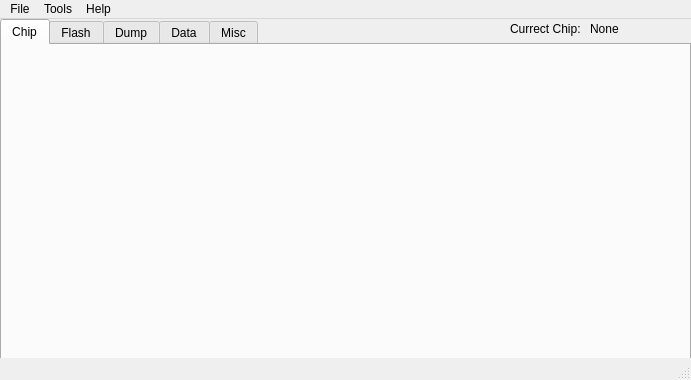
Old version of the form src/mainwindow.ui in the repository YuzukiTsuru/YFEL.
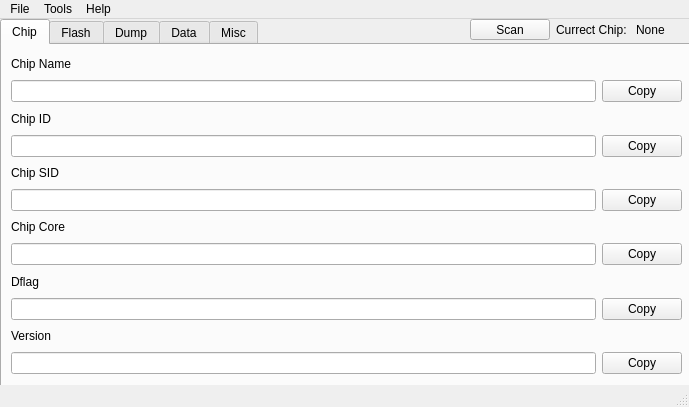
New version of the form.

Commit message: add chip tab

```diff
--- a/src/mainwindow.ui
+++ b/src/mainwindow.ui
@@ -6,10 +6,16 @@
    <rect>
     <x>0</x>
     <y>0</y>
-    <width>691</width>
-    <height>380</height>
+    <width>689</width>
+    <height>407</height>
    </rect>
   </property>
+  <property name="maximumSize">
+   <size>
+    <width>689</width>
+    <height>407</height>
+   </size>
+  </property>
   <property name="windowTitle">
    <string>MainWindow</string>
   </property>
@@ -20,7 +26,7 @@
       <x>0</x>
       <y>0</y>
       <width>691</width>
-      <height>351</height>
+      <height>371</height>
      </rect>
     </property>
     <property name="currentIndex">
@@ -30,6 +36,147 @@
      <attribute name="title">
       <string>Chip</string>
      </attribute>
+     <widget class="QWidget" name="">
+      <property name="geometry">
+       <rect>
+        <x>9</x>
+        <y>9</y>
+        <width>671</width>
+        <height>320</height>
+       </rect>
+      </property>
+      <layout class="QVBoxLayout" name="verticalLayout">
+       <item>
+        <widget class="QLabel" name="chip_chip_name_label">
+         <property name="text">
+          <string>Chip Name</string>
+         </property>
+        </widget>
+       </item>
+       <item>
+        <layout class="QHBoxLayout" name="horizontalLayout_6">
+         <item>
+          <widget class="QLineEdit" name="lineEdit"/>
+         </item>
+         <item>
+          <widget class="QPushButton" name="chip_chip_name_pushButton">
+           <property name="text">
+            <string>Copy</string>
+           </property>
+          </widget>
+         </item>
+        </layout>
+       </item>
+       <item>
+        <widget class="QLabel" name="chip_chip_id_label_2">
+         <property name="text">
+          <string>Chip ID</string>
+         </property>
+        </widget>
+       </item>
+       <item>
+        <layout class="QHBoxLayout" name="horizontalLayout_5">
+         <item>
+          <widget class="QLineEdit" name="lineEdit_2"/>
+         </item>
+         <item>
+          <widget class="QPushButton" name="chip_chip_id_pushButton_2">
+           <property name="text">
+            <string>Copy</string>
+           </property>
+          </widget>
+         </item>
+        </layout>
+       </item>
+       <item>
+        <widget class="QLabel" name="chip_chip_sid_label_4">
+         <property name="text">
+          <string>Chip SID</string>
+         </property>
+         <property name="textFormat">
+          <enum>Qt::PlainText</enum>
+         </property>
+        </widget>
+       </item>
+       <item>
+        <layout class="QHBoxLayout" name="horizontalLayout_4">
+         <item>
+          <widget class="QLineEdit" name="lineEdit_4"/>
+         </item>
+         <item>
+          <widget class="QPushButton" name="chip_chip_sid_pushButton_3">
+           <property name="text">
+            <string>Copy</string>
+           </property>
+          </widget>
+         </item>
+        </layout>
+       </item>
+       <item>
+        <widget class="QLabel" name="chip_chip_core_label_5">
+         <property name="text">
+          <string>Chip Core</string>
+         </property>
+        </widget>
+       </item>
+       <item>
+        <layout class="QHBoxLayout" name="horizontalLayout_3">
+         <item>
+          <widget class="QLineEdit" name="lineEdit_5"/>
+         </item>
+         <item>
+          <widget class="QPushButton" name="chip_chip_core_pushButton_4">
+           <property name="text">
+            <string>Copy</string>
+           </property>
+          </widget>
+         </item>
+        </layout>
+       </item>
+       <item>
+        <widget class="QLabel" name="chip_chip_dflag_label_6">
+         <property name="text">
+          <string>Dflag</string>
+         </property>
+        </widget>
+       </item>
+       <item>
+        <layout class="QHBoxLayout" name="horizontalLayout_2">
+         <item>
+          <widget class="QLineEdit" name="lineEdit_6"/>
+         </item>
+         <item>
+          <widget class="QPushButton" name="chip_dflag_pushButton_5">
+           <property name="text">
+            <string>Copy</string>
+           </property>
+          </widget>
+         </item>
+        </layout>
+       </item>
+       <item>
+        <widget class="QLabel" name="chip_chip_version_label_7">
+         <property name="text">
+          <string>Version</string>
+         </property>
+        </widget>
+       </item>
+       <item>
+        <layout class="QHBoxLayout" name="horizontalLayout">
+         <item>
+          <widget class="QLineEdit" name="lineEdit_7"/>
+         </item>
+         <item>
+          <widget class="QPushButton" name="chip_version_pushButton_6">
+           <property name="text">
+            <string>Copy</string>
+           </property>
+          </widget>
+         </item>
+        </layout>
+       </item>
+      </layout>
+     </widget>
     </widget>
     <widget class="QWidget" name="flash_tab">
      <attribute name="title">
@@ -52,31 +199,38 @@
      </attribute>
     </widget>
    </widget>
-   <widget class="QLabel" name="chip_label">
+   <widget class="QWidget" name="">
     <property name="geometry">
      <rect>
-      <x>510</x>
+      <x>470</x>
       <y>0</y>
-      <width>91</width>
-      <height>20</height>
+      <width>211</width>
+      <height>21</height>
      </rect>
     </property>
-    <property name="text">
-     <string>Currect Chip: </string>
-    </property>
-   </widget>
-   <widget class="QLabel" name="chip_label_2">
-    <property name="geometry">
-     <rect>
-      <x>590</x>
-      <y>0</y>
-      <width>91</width>
-      <height>20</height>
-     </rect>
-    </property>
-    <property name="text">
-     <string>None</string>
-    </property>
+    <layout class="QHBoxLayout" name="horizontalLayout_7">
+     <item>
+      <widget class="QPushButton" name="scan_pushButton">
+       <property name="text">
+        <string>Scan</string>
+       </property>
+      </widget>
+     </item>
+     <item>
+      <widget class="QLabel" name="chip_label">
+       <property name="text">
+        <string>Currect Chip: </string>
+       </property>
+      </widget>
+     </item>
+     <item>
+      <widget class="QLabel" name="chip_label_2">
+       <property name="text">
+        <string>None</string>
+       </property>
+      </widget>
+     </item>
+    </layout>
    </widget>
   </widget>
   <widget class="QMenuBar" name="menubar">
@@ -84,7 +238,7 @@
     <rect>
      <x>0</x>
      <y>0</y>
-     <width>691</width>
+     <width>689</width>
      <height>22</height>
     </rect>
    </property>
```
Left out of the diff: 3 changed lines with no effect on the pictures. The commit also changes 10 other files.
